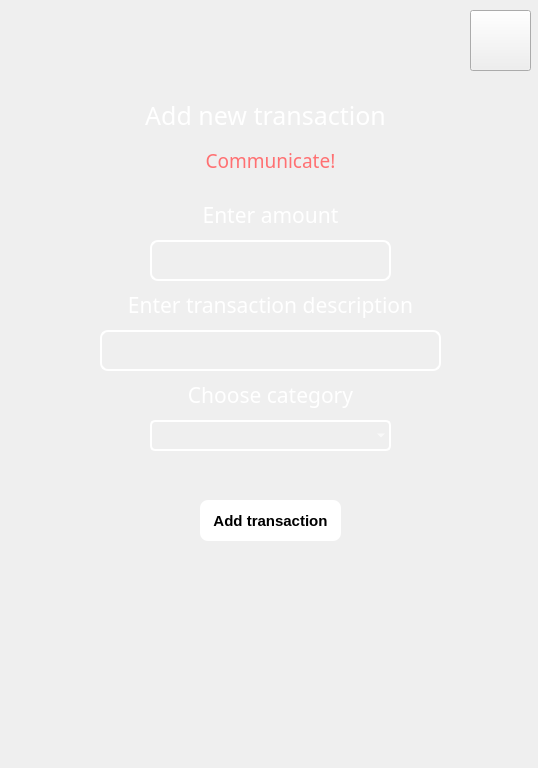
Before: the Qt Designer form ui/AddTransactionPage.ui in vburmus/budget-calculator, drawn with Qt 5.
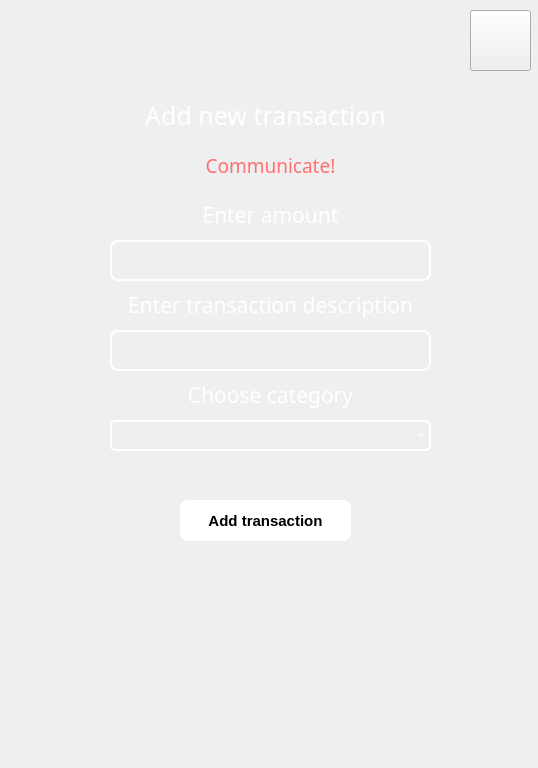
After: the same form once the commit is applied. Icons and pictures are not drawn.

Commit message: fix(budget_calculator) redesigned page

Patch:
```diff
--- a/ui/AddTransactionPage.ui
+++ b/ui/AddTransactionPage.ui
@@ -51,9 +51,9 @@
   <widget class="QLineEdit" name="AmountText">
    <property name="geometry">
     <rect>
-     <x>150</x>
+     <x>110</x>
      <y>240</y>
-     <width>241</width>
+     <width>321</width>
      <height>41</height>
     </rect>
    </property>
@@ -111,9 +111,9 @@
   <widget class="QPushButton" name="addTransButton">
    <property name="geometry">
     <rect>
-     <x>200</x>
+     <x>180</x>
      <y>500</y>
-     <width>141</width>
+     <width>171</width>
      <height>41</height>
     </rect>
    </property>
@@ -218,7 +218,7 @@
      <x>140</x>
      <y>150</y>
      <width>261</width>
-     <height>21</height>
+     <height>31</height>
     </rect>
    </property>
    <property name="font">
@@ -264,9 +264,9 @@
   <widget class="QLineEdit" name="TransDescrText">
    <property name="geometry">
     <rect>
-     <x>100</x>
+     <x>110</x>
      <y>330</y>
-     <width>341</width>
+     <width>321</width>
      <height>41</height>
     </rect>
    </property>
@@ -324,14 +324,21 @@
   <widget class="QComboBox" name="categoriesComboBox">
    <property name="geometry">
     <rect>
-     <x>150</x>
+     <x>110</x>
      <y>420</y>
-     <width>241</width>
+     <width>321</width>
      <height>31</height>
     </rect>
    </property>
+   <property name="font">
+    <font>
+     <family>Bahnschrift</family>
+     <pointsize>16</pointsize>
+    </font>
+   </property>
    <property name="styleSheet">
     <string notr="true">QComboBox{
+	padding-left: 10px;
 	border-radius: 5px;
 	background-color: rgba(255, 255, 255, 0);
 	border: 2px solid rgb(255, 255, 255);
@@ -344,6 +351,7 @@
 	border: 2px solid rgb(255, 0, 255);
 	color: white;
 }
+
 QComboBox:pressed{
 	border-radius: 5px;
 	background-color: rgba(255, 255, 255, 0);
@@ -351,9 +359,12 @@
 	color: white;
 }
 
-
-
-
+QComboBox QAbstractItemView {
+	background-color:  rgb(255, 0, 255);
+	color: white;
+	selection-background-color: rgb(156, 106, 255);
+	selection-color: white;
+}
 </string>
    </property>
   </widget>
```
